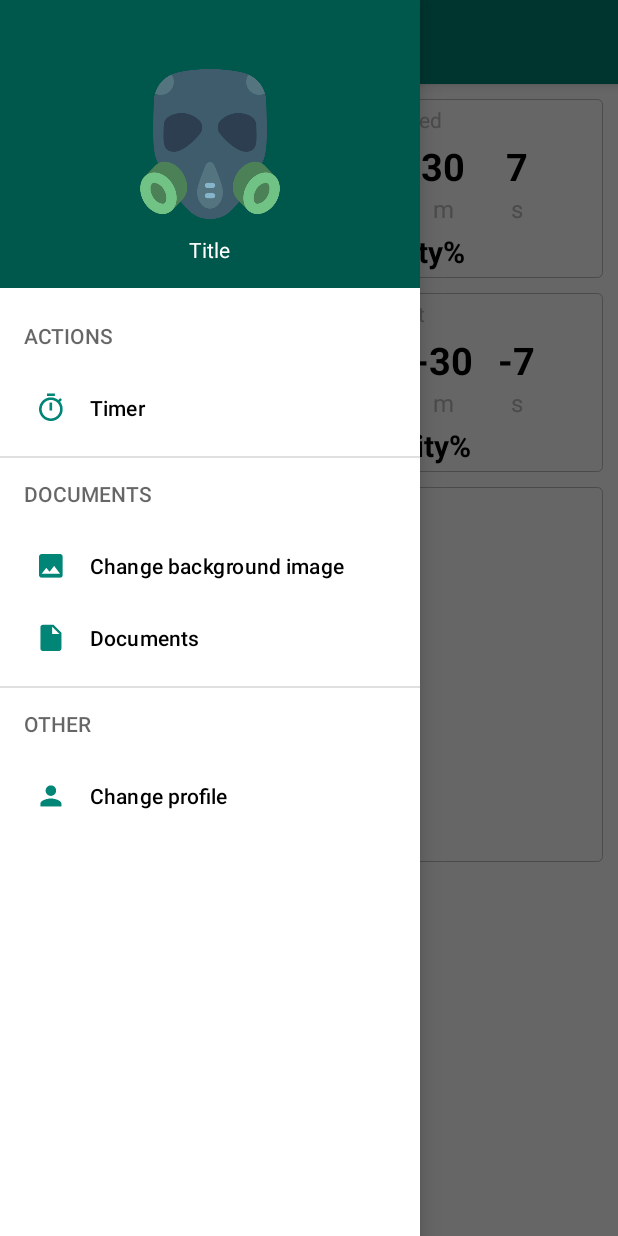
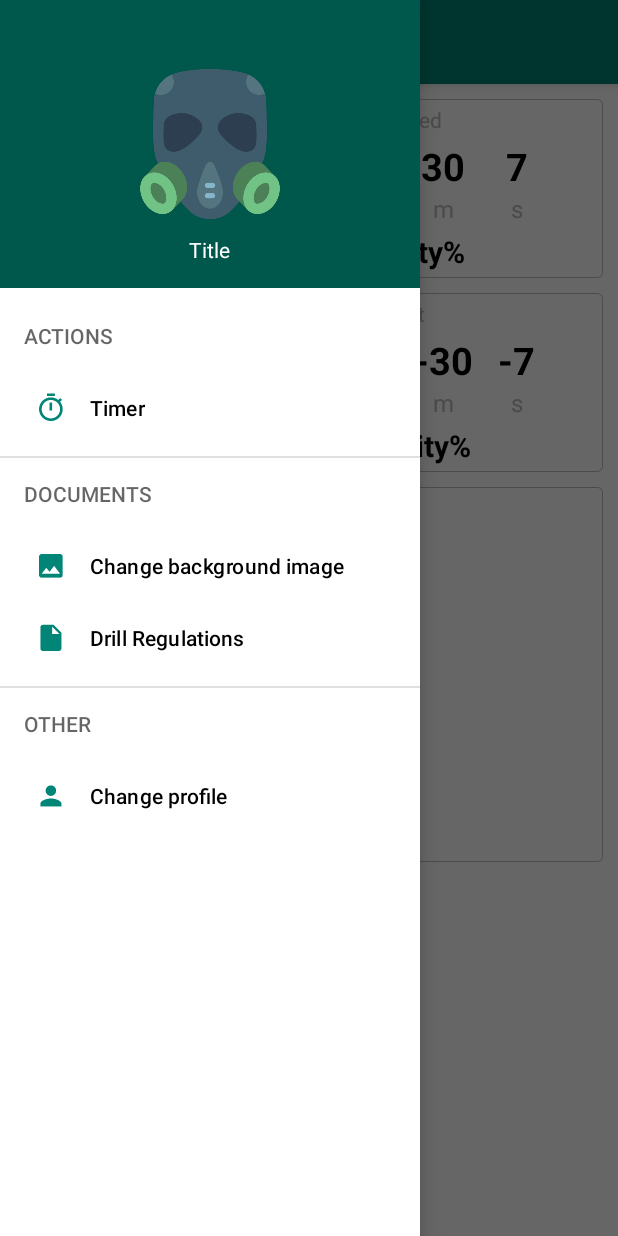
Before and after one commit to TheVigor/DembelIsComing, an Android app: the MainActivity screen opened directly, with no data from a screen before it, with the side drawer open, on a phone screen of 412 x 824 dp. Run offline under Robolectric (Android 15) with nearby library versions, the phone set to English and light mode, and no system bars; our stand-ins replace CircleImageView, data binding, navigation-ui; libraries missing offline, so code that uses them is left out: com.github.mikephil.charting; 2 statements that could not run were skipped.

Commit message:
rename for drill

```diff
--- a/app/src/main/res/menu/menu_navigation.xml
+++ b/app/src/main/res/menu/menu_navigation.xml
@@ -27,7 +27,7 @@
 
                     <item
                             android:id="@+id/drillDocFragment"
-                            android:title="Documents"
+                            android:title="Drill Regulations"
                             android:icon="@mipmap/drill_document_icon"/>
                 </group>
             </menu>
```
